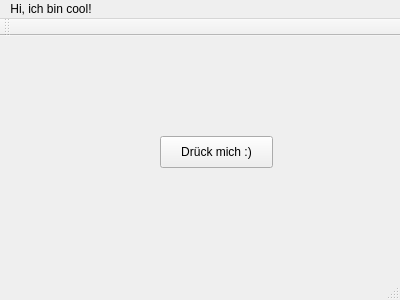
Qt form mainwindow.ui (OEtzi007/ParticleFilterTest) before a commit.
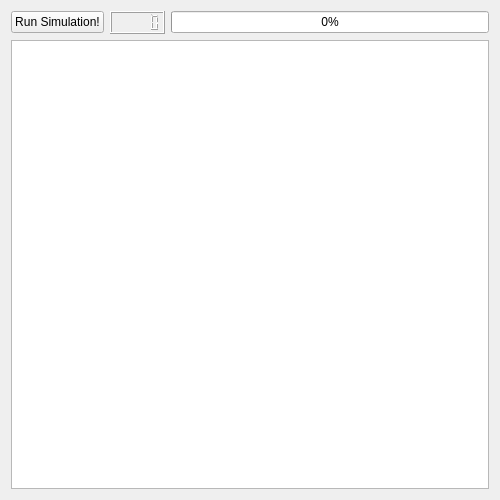
The same form after that commit.

Commit message: did some working on graphics

Patch:
```diff
--- a/mainwindow.ui
+++ b/mainwindow.ui
@@ -6,53 +6,79 @@
    <rect>
     <x>0</x>
     <y>0</y>
-    <width>400</width>
-    <height>300</height>
+    <width>500</width>
+    <height>500</height>
    </rect>
   </property>
   <property name="windowTitle">
    <string>MainWindow</string>
   </property>
   <widget class="QWidget" name="centralWidget">
-   <widget class="QPushButton" name="pushButton">
-    <property name="geometry">
-     <rect>
-      <x>160</x>
-      <y>100</y>
-      <width>113</width>
-      <height>32</height>
-     </rect>
-    </property>
-    <property name="text">
-     <string>Drück mich :)</string>
-    </property>
-   </widget>
+   <layout class="QVBoxLayout" name="verticalLayout">
+    <item>
+     <layout class="QHBoxLayout" name="horizontalLayout">
+      <item>
+       <widget class="QPushButton" name="runSimulation_button">
+        <property name="text">
+         <string>Run Simulation!</string>
+        </property>
+       </widget>
+      </item>
+      <item>
+       <widget class="QLCDNumber" name="lcdNumber">
+        <property name="smallDecimalPoint">
+         <bool>true</bool>
+        </property>
+        <property name="value" stdset="0">
+         <double>0.000000000000000</double>
+        </property>
+       </widget>
+      </item>
+      <item>
+       <widget class="QProgressBar" name="progressBar">
+        <property name="value">
+         <number>0</number>
+        </property>
+       </widget>
+      </item>
+     </layout>
+    </item>
+    <item>
+     <widget class="QGraphicsView" name="graphicsView">
+      <property name="sizePolicy">
+       <sizepolicy hsizetype="Expanding" vsizetype="Expanding">
+        <horstretch>1</horstretch>
+        <verstretch>1</verstretch>
+       </sizepolicy>
+      </property>
+      <property name="minimumSize">
+       <size>
+        <width>0</width>
+        <height>0</height>
+       </size>
+      </property>
+      <property name="maximumSize">
+       <size>
+        <width>1600</width>
+        <height>1200</height>
+       </size>
+      </property>
+      <property name="sizeIncrement">
+       <size>
+        <width>1</width>
+        <height>1</height>
+       </size>
+      </property>
+      <property name="baseSize">
+       <size>
+        <width>500</width>
+        <height>500</height>
+       </size>
+      </property>
+     </widget>
+    </item>
+   </layout>
   </widget>
-  <widget class="QMenuBar" name="menuBar">
-   <property name="geometry">
-    <rect>
-     <x>0</x>
-     <y>0</y>
-     <width>400</width>
-     <height>22</height>
-    </rect>
-   </property>
-   <widget class="QMenu" name="menuHi_ich_bin_cool">
-    <property name="title">
-     <string>Hi, ich bin cool!</string>
-    </property>
-   </widget>
-   <addaction name="menuHi_ich_bin_cool"/>
-  </widget>
-  <widget class="QToolBar" name="mainToolBar">
-   <attribute name="toolBarArea">
-    <enum>TopToolBarArea</enum>
-   </attribute>
-   <attribute name="toolBarBreak">
-    <bool>false</bool>
-   </attribute>
-  </widget>
-  <widget class="QStatusBar" name="statusBar"/>
  </widget>
  <layoutdefault spacing="6" margin="11"/>
  <resources/>
```
The commit also changes 8 other files.
